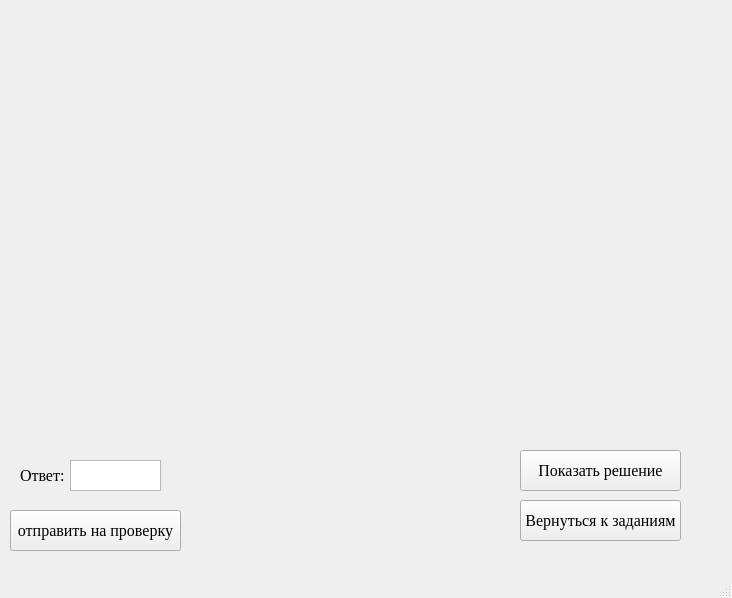
Qt form PyQT5_Project/Interface/AnswerWindow.ui (Topando/PYQT5_PROJECT) before a commit.
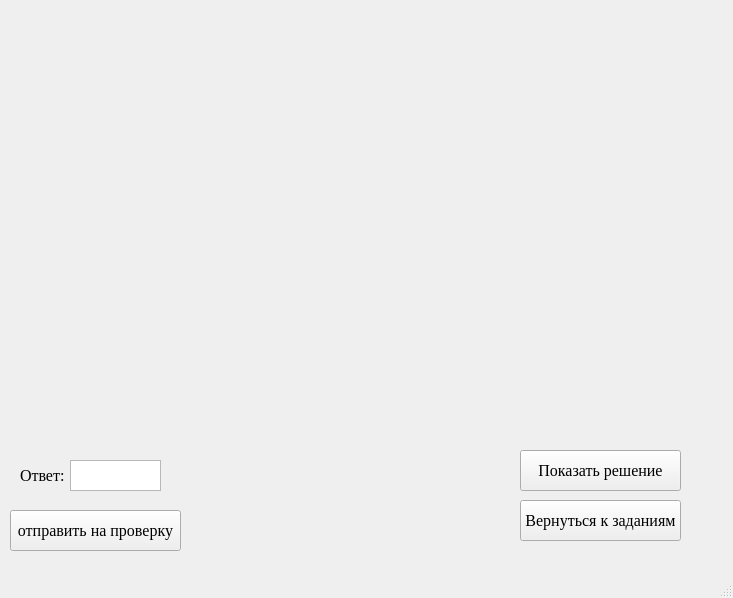
The same form after that commit.

What changed in the file:
```diff
--- a/PyQT5_Project/Interface/AnswerWindow.ui
+++ b/PyQT5_Project/Interface/AnswerWindow.ui
@@ -6,7 +6,7 @@
    <rect>
     <x>0</x>
     <y>0</y>
-    <width>732</width>
+    <width>733</width>
     <height>598</height>
    </rect>
   </property>
```
Left out of the diff: 74 changed lines with no effect on the pictures.
